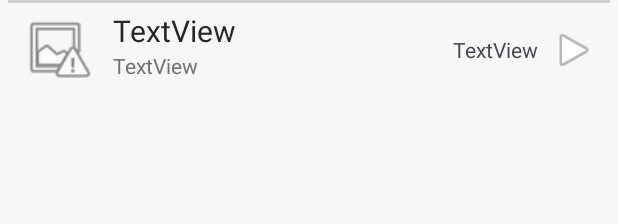
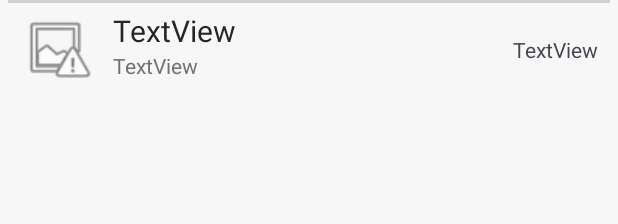
Before and after one commit to srichards43/audio-mixing-app, an Android app: the layout song_item.xml on its own in the app's theme, with its tools: preview values and no code run, on a phone screen of 412 x 824 dp. Shown: the top 224 px of the screen. Run offline under Robolectric (Android 15) with nearby library versions, the phone set to English and light mode, and no system bars.

Commit message:
Fixed startup miniPlayer opening glitch, removed songAdapter holder play buttons

```diff
--- a/app/src/main/java/com/example/audiomixer/fragments/SongFragment.java
+++ b/app/src/main/java/com/example/audiomixer/fragments/SongFragment.java
@@ -45,6 +45,7 @@ public class SongFragment extends Fragment implements SongAdapter.OnSongClickLis
     private boolean isAscending = true; // Track state of songSortButton
     private String sortCategory = "Added";
     private OnSongSelectListener onSongSelectListener;
+    private Context savedContext;
 
     public SongFragment() {
         // Required empty public constructor
@@ -54,6 +55,7 @@ public class SongFragment extends Fragment implements SongAdapter.OnSongClickLis
     public void onAttach(@NonNull Context context) {
         // Connect interface to MainActivity
         super.onAttach(context);
+        savedContext = context;
         if (context instanceof OnSongSelectListener) {
             onSongSelectListener = (OnSongSelectListener) context;
         } else {
@@ -79,7 +81,7 @@ public class SongFragment extends Fragment implements SongAdapter.OnSongClickLis
         List<AudioFile> songs = loadAudioFiles(musicDirectory);
 
         // Fill recycler view with songs, link adapter to fragment for interface calls
-        songAdapter = new SongAdapter(songs, this);
+        songAdapter = new SongAdapter(songs, this, savedContext);
         recyclerView.setAdapter(songAdapter);
 
 
@@ -231,6 +233,7 @@ public class SongFragment extends Fragment implements SongAdapter.OnSongClickLis
      */
     public void onPlayClick(int position) {
         List<AudioFile> playlist = songAdapter.getFilteredSongs();
+
         if (onSongSelectListener != null) {
             onSongSelectListener.onSongSelected(playlist, position);
         }
--- a/app/src/main/res/layout/song_item.xml
+++ b/app/src/main/res/layout/song_item.xml
@@ -2,6 +2,7 @@
 <androidx.constraintlayout.widget.ConstraintLayout xmlns:android="http://schemas.android.com/apk/res/android"
     xmlns:app="http://schemas.android.com/apk/res-auto"
     xmlns:tools="http://schemas.android.com/tools"
+    android:id="@+id/songConstraint"
     android:layout_width="match_parent"
     android:layout_height="wrap_content"
     android:paddingLeft="5dp"
@@ -15,17 +16,6 @@
         app:layout_constraintEnd_toEndOf="parent"
         app:layout_constraintStart_toStartOf="parent"
         app:layout_constraintTop_toTopOf="parent" />
-
-    <ImageButton
-        android:id="@+id/songPlay"
-        android:layout_width="wrap_content"
-        android:layout_height="wrap_content"
-        android:layout_marginEnd="8dp"
-        android:background="#00FFFFFF"
-        app:layout_constraintBottom_toBottomOf="parent"
-        app:layout_constraintEnd_toEndOf="parent"
-        app:layout_constraintTop_toTopOf="parent"
-        app:srcCompat="@android:drawable/ic_media_play" />
 
     <ImageView
         android:id="@+id/songAlbumCover"
@@ -46,7 +36,7 @@
         android:layout_marginEnd="8dp"
         android:text="TextView"
         app:layout_constraintBottom_toBottomOf="parent"
-        app:layout_constraintEnd_toStartOf="@+id/songPlay"
+        app:layout_constraintEnd_toEndOf="parent"
         app:layout_constraintTop_toTopOf="parent" />
 
     <androidx.constraintlayout.widget.ConstraintLayout
--- a/app/src/main/res/values/themes.xml
+++ b/app/src/main/res/values/themes.xml
@@ -7,7 +7,7 @@
         <item name="android:textColorPrimary">@color/text</item>
         <item name="android:textColorSecondary">@color/secondaryText</item>
         <item name="colorSurface">@color/menuBar</item>
-        <item name="colorSurfaceVariant">@color/secondaryMenuBar</item>"
+        <item name="colorSurfaceVariant">@color/secondaryMenuBar</item>
         <item name="colorPrimary">@color/primary</item>
         <item name="colorSecondary">@color/secondary</item>
     </style>
```
Also changed, not shown: app/src/main/java/com/example/audiomixer/activities/MainActivity.java (+11 -11 lines), app/src/main/java/com/example/audiomixer/adapters/SongAdapter.java (+57 -5 lines), app/src/main/res/layout/activity_main.xml (+9 -9 lines).
